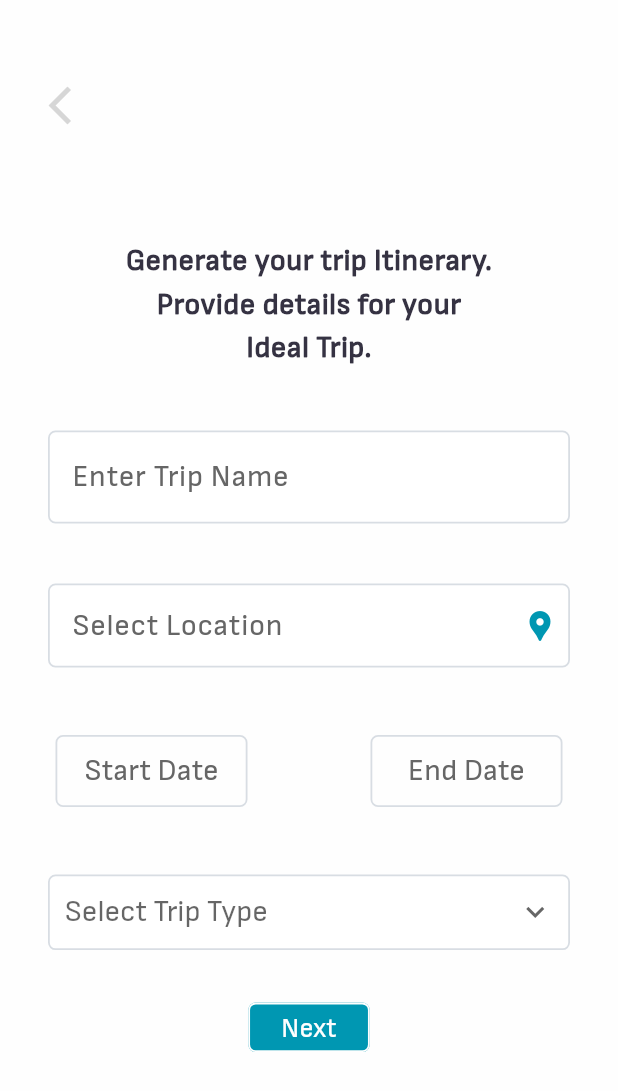
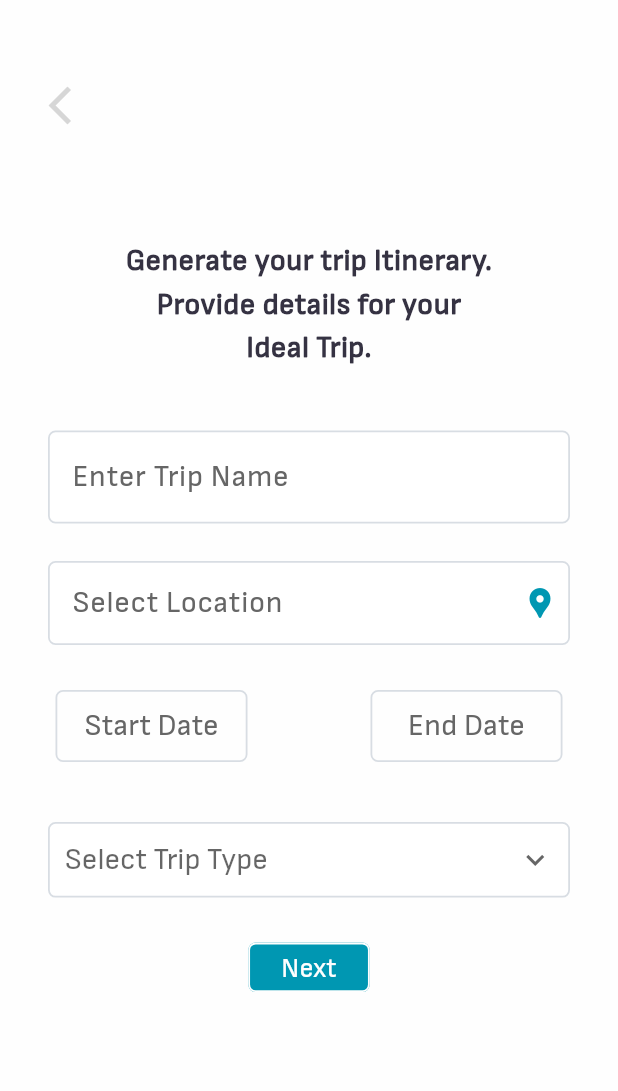
Before and after one commit to lamak-shahiwala/My-Tour-Planner, a Flutter app: the GenerateTrip screen opened directly, on a phone screen of 412 x 824 dp. Shown: the top 1091 px of the screen. Run offline on Flutter 3.47's test engine with Material 3 defaults, Android fonts, the phone set to English and light mode, and no system bars; our stand-ins replace firebase_auth, firebase_core, flutter_svg; accounts and stored records are empty; project files that could hold a hidden picture were left out.

Commit message:
- some Formatting nothing else.

```diff
--- a/lib/screens/generate_trip.dart
+++ b/lib/screens/generate_trip.dart
@@ -39,9 +39,9 @@ class GenerateTrip extends StatelessWidget {
                     Text(page_title, style: sub_heading, textAlign: TextAlign.center,),
                     SizedBox(height: 40,),
                     WhiteTextField(labelText: "Enter Trip Name", controller: trip_name),
-                    SizedBox(height: 40,),
+                    SizedBox(height: 25,),
                     WhiteSearchBar(hintText: "Select Location", controller: location),
-                    SizedBox(height: 40,),
+                    SizedBox(height: 25,),
                     Row(
                       mainAxisAlignment: MainAxisAlignment.spaceBetween,
                       children: [
@@ -49,9 +49,9 @@ class GenerateTrip extends StatelessWidget {
                         WhiteDatePicker(datePicker_Label: "End Date"),
                       ],
                     ),
-                    SizedBox(height: 30,),
+                    SizedBox(height: 25,),
                     DropDownMenu(),
-                    SizedBox(height: 30,),
+                    SizedBox(height: 25,),
                     SaveNextButton(onPress: (){
 
                     }, buttonLabel: Text("Next",style: save_next_button,)),
```
